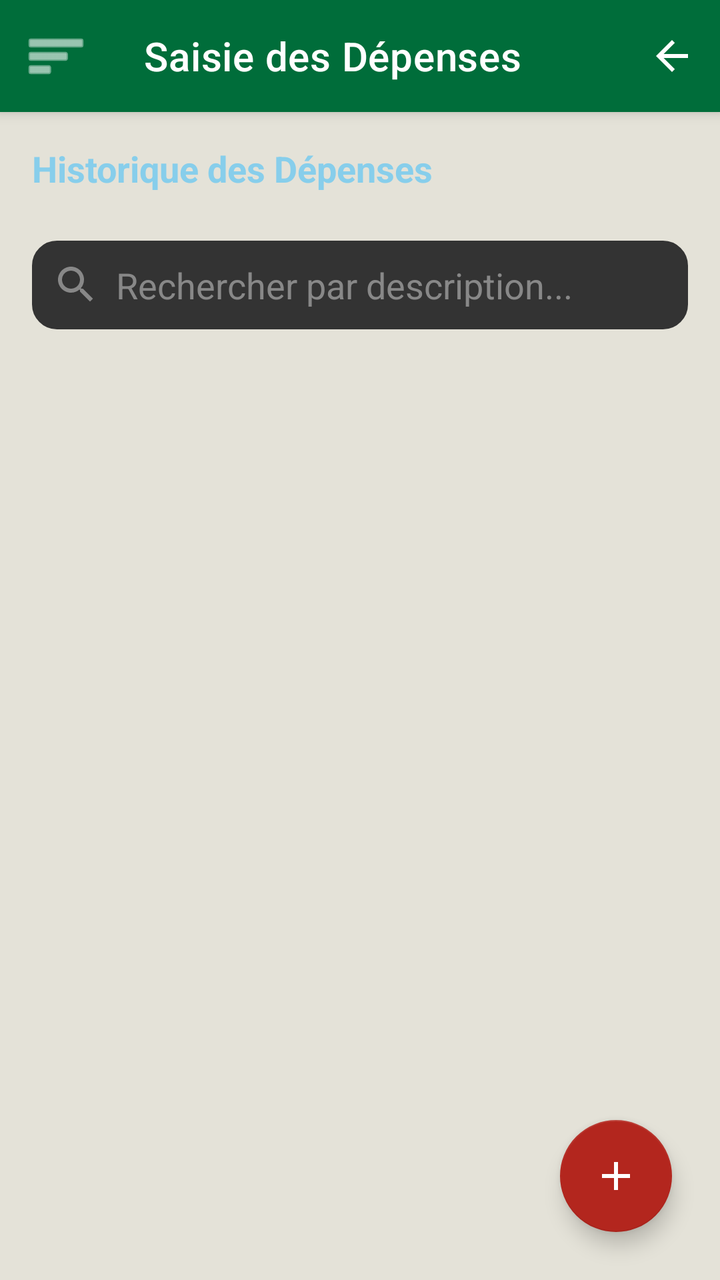
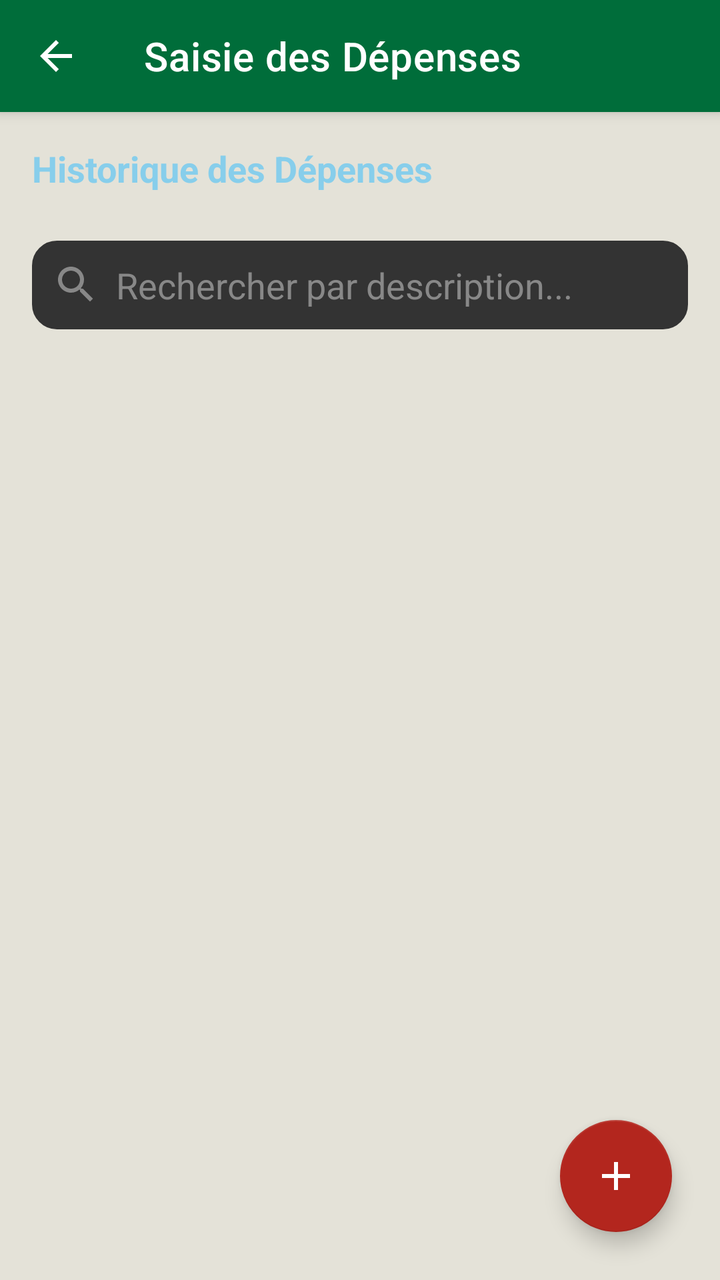

The first picture is an Android layout as it rendered before a commit; the second is the same layout after the commit. The layout source and the unified diff follow.
<!-- AndroidManifest.xml: application theme Theme.Poulailler_copilot -->
<!-- res/layout/activity_expenses.xml -->
<?xml version="1.0" encoding="utf-8"?>
<androidx.drawerlayout.widget.DrawerLayout xmlns:android="http://schemas.android.com/apk/res/android"
    xmlns:app="http://schemas.android.com/apk/res-auto"
    xmlns:tools="http://schemas.android.com/tools"
    android:id="@+id/drawerLayout"
    android:layout_width="match_parent"
    android:layout_height="match_parent"
    >

    <androidx.coordinatorlayout.widget.CoordinatorLayout
        android:layout_width="match_parent"
        android:layout_height="match_parent">

        <com.google.android.material.appbar.AppBarLayout
            android:layout_width="match_parent"
            android:layout_height="wrap_content"
            >
            <com.google.android.material.appbar.MaterialToolbar
                android:id="@+id/toolbar"
                android:layout_width="match_parent"
                android:layout_height="?attr/actionBarSize"
                app:title="Saisie des Dépenses"
                app:titleTextColor="@color/white"
                app:navigationIcon="@android:drawable/ic_menu_sort_by_size"
                app:navigationIconTint="@color/white">

                <ImageView
                    android:id="@+id/ivBackToDashboard"
                    android:layout_width="48dp"
                    android:layout_height="48dp"
                    android:layout_gravity="end|center_vertical"
                    android:background="?attr/selectableItemBackgroundBorderless"
                    android:clickable="true"
                    android:contentDescription="@string/dashboard_title"
                    android:focusable="true"
                    android:padding="12dp"
                    android:src="@drawable/ic_back"
                    app:tint="@color/white" />
            </com.google.android.material.appbar.MaterialToolbar>
        </com.google.android.material.appbar.AppBarLayout>

        <androidx.core.widget.NestedScrollView
            android:layout_width="match_parent"
            android:layout_height="match_parent"
            app:layout_behavior="@string/appbar_scrolling_view_behavior">

            <LinearLayout
                android:layout_width="match_parent"
                android:layout_height="wrap_content"
                android:orientation="vertical"
                android:padding="16dp">

                <TextView
                    android:layout_width="match_parent"
                    android:layout_height="wrap_content"
                    android:text="Historique des Dépenses"
                    android:textSize="18sp"
                    android:textStyle="bold"
                    android:textColor="#87CEEB"
                    android:layout_marginBottom="8dp"/>

                <HorizontalScrollView
                    android:layout_width="match_parent"
                    android:layout_height="wrap_content"
                    android:scrollbars="none"
                    android:layout_marginBottom="16dp">
                    <com.google.android.material.chip.ChipGroup
                        android:id="@+id/chipGroupCategories"
                        android:layout_width="wrap_content"
                        android:layout_height="wrap_content"
                        app:singleSelection="true"
                        app:selectionRequired="false">
                        
                    </com.google.android.material.chip.ChipGroup>
                </HorizontalScrollView>

                <EditText
                    android:id="@+id/etSearchExpenses"
                    android:layout_width="match_parent"
                    android:layout_height="wrap_content"
                    android:hint="Rechercher par description..."
                    android:textColorHint="#888888"
                    android:textColor="@color/white"
                    android:background="@drawable/bg_search_field"
                    android:backgroundTint="#333333"
                    android:drawableStart="@drawable/ic_search"
                    android:drawablePadding="8dp"
                    android:drawableTint="#888888"
                    android:padding="10dp"
                    android:inputType="text"
                    android:maxLines="1"
                    android:layout_marginBottom="12dp" />

                <androidx.recyclerview.widget.RecyclerView
                    android:id="@+id/rvExpenseHistory"
                    android:layout_width="match_parent"
                    android:layout_height="wrap_content"
                    android:nestedScrollingEnabled="false"
                    tools:listitem="@layout/item_expense" />

                <TextView
                    android:id="@+id/tvEmptyState"
                    android:layout_width="match_parent"
                    android:layout_height="wrap_content"
                    android:text="Aucune dépense enregistrée pour le moment."
                    android:textColor="#888888"
                    android:textSize="14sp"
                    android:gravity="center"
                    android:padding="24dp"
                    android:visibility="gone" />

                <com.google.android.material.button.MaterialButton
                    android:id="@+id/btnShowMore"
                    android:layout_width="wrap_content"
                    android:layout_height="wrap_content"
                    android:layout_gravity="center_horizontal"
                    android:text="Afficher plus"
                    android:textColor="#87CEEB"
                    style="@style/Widget.MaterialComponents.Button.TextButton"
                    android:visibility="gone" />

                
                <View
                    android:layout_width="match_parent"
                    android:layout_height="80dp" />

            </LinearLayout>
        </androidx.core.widget.NestedScrollView>

        <com.google.android.material.floatingactionbutton.FloatingActionButton
            android:id="@+id/fabAddExpense"
            android:layout_width="wrap_content"
            android:layout_height="wrap_content"
            android:layout_gravity="bottom|end"
            android:layout_margin="24dp"
            android:src="@drawable/ic_add"
            app:backgroundTint="@color/error"
            app:tint="@color/white"
            android:contentDescription="Ajouter une dépense" />

    </androidx.coordinatorlayout.widget.CoordinatorLayout>

    <com.google.android.material.navigation.NavigationView
        android:id="@+id/navigationView"
        android:layout_width="wrap_content"
        android:layout_height="match_parent"
        android:layout_gravity="start"
        android:background="@color/surface"
        app:headerLayout="@layout/nav_header"
        app:itemIconTint="@color/text_secondary"
        app:itemTextColor="@color/text_primary"
        app:menu="@menu/drawer_menu" />

</androidx.drawerlayout.widget.DrawerLayout>
<!-- res/layout/item_expense.xml (included above) -->
<?xml version="1.0" encoding="utf-8"?>
<com.google.android.material.card.MaterialCardView xmlns:android="http://schemas.android.com/apk/res/android"
    xmlns:app="http://schemas.android.com/apk/res-auto"
    android:layout_width="match_parent"
    android:layout_height="wrap_content"
    android:layout_marginBottom="8dp"
    app:cardBackgroundColor="@color/surface"
    app:cardCornerRadius="8dp"
    app:strokeColor="@color/off_white"
    app:strokeWidth="1dp">

    <LinearLayout
        android:layout_width="match_parent"
        android:layout_height="wrap_content"
        android:orientation="horizontal"
        android:padding="12dp"
        android:gravity="center_vertical">

        <LinearLayout
            android:layout_width="0dp"
            android:layout_height="wrap_content"
            android:layout_weight="1"
            android:orientation="vertical">

            <TextView
                android:id="@+id/tvCategory"
                android:layout_width="wrap_content"
                android:layout_height="wrap_content"
                android:textColor="#1E90FF"
                android:textSize="14sp"
                android:textStyle="bold"
                android:text="Catégorie"/>

            <TextView
                android:id="@+id/tvSubCategory"
                android:layout_width="wrap_content"
                android:layout_height="wrap_content"
                android:textColor="#87CEEB"
                android:textSize="12sp"
                android:text="Sous-catégorie"
                android:visibility="gone"/>

            <TextView
                android:id="@+id/tvDescription"
                android:layout_width="wrap_content"
                android:layout_height="wrap_content"
                android:textColor="@color/text_secondary"
                android:textSize="12sp"
                android:text="Description..."/>

            <TextView
                android:id="@+id/tvDate"
                android:layout_width="wrap_content"
                android:layout_height="wrap_content"
                android:textColor="@color/text_secondary"
                android:textSize="11sp"
                android:text="01/01/2024"/>
        </LinearLayout>

        <TextView
            android:id="@+id/tvAmount"
            android:layout_width="wrap_content"
            android:layout_height="wrap_content"
            android:textColor="#F44336"
            android:textSize="18sp"
            android:textStyle="bold"
            android:text="0.00 $"/>

    </LinearLayout>
</com.google.android.material.card.MaterialCardView>
<!-- res/layout/nav_header.xml (included above) -->
<?xml version="1.0" encoding="utf-8"?>
<LinearLayout xmlns:android="http://schemas.android.com/apk/res/android"
    xmlns:app="http://schemas.android.com/apk/res-auto"
    android:layout_width="match_parent"
    android:layout_height="wrap_content"
    android:background="@drawable/bg_nav_header"
    android:gravity="start"
    android:orientation="vertical"
    android:paddingHorizontal="20dp"
    android:paddingTop="28dp"
    android:paddingBottom="20dp">

    <com.google.android.material.card.MaterialCardView
        android:layout_width="72dp"
        android:layout_height="72dp"
        app:cardCornerRadius="36dp"
        app:cardElevation="4dp"
        app:strokeColor="@color/white"
        app:strokeWidth="2dp">

        <ImageView
            android:layout_width="match_parent"
            android:layout_height="match_parent"
            android:scaleType="centerCrop"
            android:src="@drawable/poule_pondeuse"
            android:contentDescription="@string/profile_picture_desc" />

    </com.google.android.material.card.MaterialCardView>

    <TextView
        android:id="@+id/tvUsername"
        android:layout_width="match_parent"
        android:layout_height="wrap_content"
        android:layout_marginTop="14dp"
        android:text="@string/default_username"
        android:textColor="@color/white"
        android:textSize="19sp"
        android:textStyle="bold" />

    <TextView
        android:id="@+id/tvFarmNameNav"
        android:layout_width="match_parent"
        android:layout_height="wrap_content"
        android:layout_marginTop="2dp"
        android:alpha="0.85"
        android:text="@string/default_farm_name_nav"
        android:textColor="@color/white"
        android:textSize="14sp" />

    <TextView
        android:id="@+id/tvUserRole"
        android:layout_width="wrap_content"
        android:layout_height="wrap_content"
        android:layout_marginTop="10dp"
        android:background="@drawable/bg_role_chip"
        android:paddingHorizontal="10dp"
        android:paddingVertical="3dp"
        android:text="@string/role_label"
        android:textColor="@color/primary_variant"
        android:textSize="11sp"
        android:textStyle="bold" />

    <TextView
        android:id="@+id/tvAppVersion"
        android:layout_width="wrap_content"
        android:layout_height="wrap_content"
        android:layout_marginTop="10dp"
        android:alpha="0.7"
        android:text="v1.0.0"
        android:textColor="@color/white"
        android:textSize="10sp" />
</LinearLayout>
<!-- resources referenced by this layout -->
<resources>
  <color name="error">#B3261E</color>
  <color name="off_white">#E4E2D8</color>
  <color name="primary_variant">#004D22</color>
  <color name="surface">#F3F1EA</color>
  <color name="text_primary">#1C1B1F</color>
  <color name="text_secondary">#49454F</color>
  <color name="white">#FFFFFFFF</color>
  <!-- drawable bg_nav_header (drawable) -->
  <?xml version="1.0" encoding="utf-8"?>
  <shape xmlns:android="http://schemas.android.com/apk/res/android">
      <gradient
          android:angle="135"
          android:startColor="@color/primary"
          android:endColor="@color/primary_variant" />
  </shape>
  <!-- drawable bg_role_chip (drawable) -->
  <?xml version="1.0" encoding="utf-8"?>
  <shape xmlns:android="http://schemas.android.com/apk/res/android">
      <solid android:color="@color/accent_amber" />
      <corners android:radius="12dp" />
  </shape>
  <!-- drawable bg_search_field (drawable) -->
  <?xml version="1.0" encoding="utf-8"?>
  <shape xmlns:android="http://schemas.android.com/apk/res/android">
      <solid android:color="@color/surface" />
      <corners android:radius="12dp" />
      <stroke android:width="1dp" android:color="@color/off_white" />
      <padding android:left="12dp" android:top="10dp" android:right="12dp" android:bottom="10dp" />
  </shape>
  <!-- drawable ic_add (drawable) -->
  <vector xmlns:android="http://schemas.android.com/apk/res/android"
      android:width="24dp"
      android:height="24dp"
      android:viewportWidth="24"
      android:viewportHeight="24">
      <path
          android:fillColor="#000000"
          android:pathData="M19,13h-6v6h-2v-6H5v-2h6V5h2v6h6z"/>
  </vector>
  <!-- drawable ic_back (drawable) -->
  <vector xmlns:android="http://schemas.android.com/apk/res/android"
      android:width="24dp"
      android:height="24dp"
      android:viewportWidth="24"
      android:viewportHeight="24">
      <path
          android:fillColor="#000000"
          android:pathData="M20,11H7.83l5.59,-5.59L12,4l-8,8 8,8 1.41,-1.41L7.83,13H20z"/>
  </vector>
  <!-- drawable ic_search (drawable) -->
  <vector xmlns:android="http://schemas.android.com/apk/res/android"
      android:width="24dp"
      android:height="24dp"
      android:viewportWidth="24"
      android:viewportHeight="24">
      <path
          android:fillColor="#000000"
          android:pathData="M15.5,14h-0.79l-0.28,-0.27C15.41,12.59 16,11.11 16,9.5 16,5.91 13.09,3 9.5,3S3,5.91 3,9.5 5.91,16 9.5,16c1.61,0 3.09,-0.59 4.23,-1.57l0.27,0.28v0.79l5,4.99L20.49,19z M9.5,14C7.01,14 5,11.99 5,9.5S7.01,5 9.5,5 14,7.01 14,9.5 11.99,14 9.5,14z"/>
  </vector>
  <string name="dashboard_title">Tableau de Bord</string>
  <string name="default_farm_name_nav">Ma Ferme</string>
  <string name="default_username">Utilisateur</string>
  <string name="profile_picture_desc">Photo de profil</string>
  <string name="role_label">Rôle</string>
  <color name="primary">#006D3A</color>
  <color name="accent_amber">#FFB300</color>
  <color name="secondary">#43A047</color>
  <color name="secondary_variant">#2E7D32</color>
  <color name="background">@color/off_white</color>
  <style name="Widget.App.CardView" parent="Widget.MaterialComponents.CardView">
          <item name="cardElevation">2dp</item>
          <item name="cardCornerRadius">16dp</item>
          <item name="cardBackgroundColor">@color/surface</item>
          <item name="strokeWidth">0dp</item>
      </style>
  <style name="ShapeAppearance.App.LargeComponent" parent="ShapeAppearance.MaterialComponents.LargeComponent">
          <item name="cornerFamily">rounded</item>
          <item name="cornerSize">16dp</item>
      </style>
  <style name="ThemeOverlay.App.MaterialAlertDialog" parent="ThemeOverlay.MaterialComponents.MaterialAlertDialog">
          <item name="colorSurface">@color/surface</item>
          <item name="colorOnSurface">@color/text_primary</item>
          <item name="android:textColorPrimary">@color/text_primary</item>
      </style>
  <!-- unchanged entries left out for length: 2 -->
</resources>

<!-- the commit's change to res/layout/activity_expenses.xml (unified diff, before → after) -->
@@ -21,22 +21,9 @@
                 android:layout_height="?attr/actionBarSize"
                 app:title="Saisie des Dépenses"
                 app:titleTextColor="@color/white"
-                app:navigationIcon="@android:drawable/ic_menu_sort_by_size"
-                app:navigationIconTint="@color/white">
-
-                <ImageView
-                    android:id="@+id/ivBackToDashboard"
-                    android:layout_width="48dp"
-                    android:layout_height="48dp"
-                    android:layout_gravity="end|center_vertical"
-                    android:background="?attr/selectableItemBackgroundBorderless"
-                    android:clickable="true"
-                    android:contentDescription="@string/dashboard_title"
-                    android:focusable="true"
-                    android:padding="12dp"
-                    android:src="@drawable/ic_back"
-                    app:tint="@color/white" />
-            </com.google.android.material.appbar.MaterialToolbar>
+                app:navigationIcon="@drawable/ic_back"
+                app:navigationIconTint="@color/white" />
+
         </com.google.android.material.appbar.AppBarLayout>
 
         <androidx.core.widget.NestedScrollView
<!-- resource entries referenced after the edit -->
@@ -59,7 +59,6 @@
           android:fillColor="#000000"
           android:pathData="M15.5,14h-0.79l-0.28,-0.27C15.41,12.59 16,11.11 16,9.5 16,5.91 13.09,3 9.5,3S3,5.91 3,9.5 5.91,16 9.5,16c1.61,0 3.09,-0.59 4.23,-1.57l0.27,0.28v0.79l5,4.99L20.49,19z M9.5,14C7.01,14 5,11.99 5,9.5S7.01,5 9.5,5 14,7.01 14,9.5 11.99,14 9.5,14z"/>
   </vector>
-  <string name="dashboard_title">Tableau de Bord</string>
   <string name="default_farm_name_nav">Ma Ferme</string>
   <string name="default_username">Utilisateur</string>
   <string name="profile_picture_desc">Photo de profil</string>
